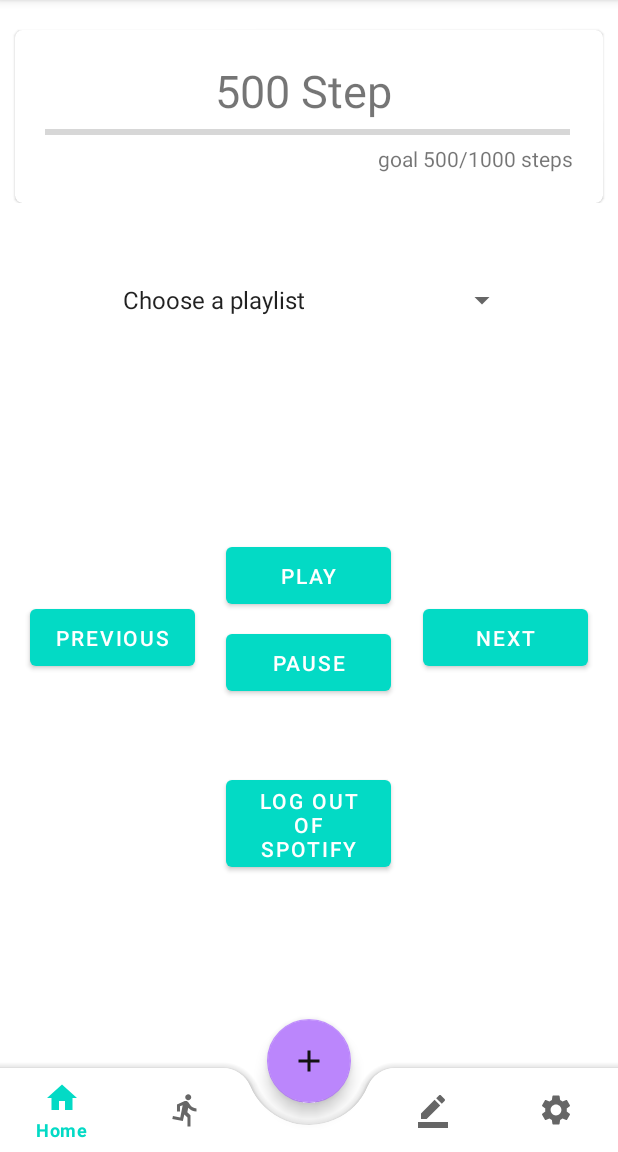
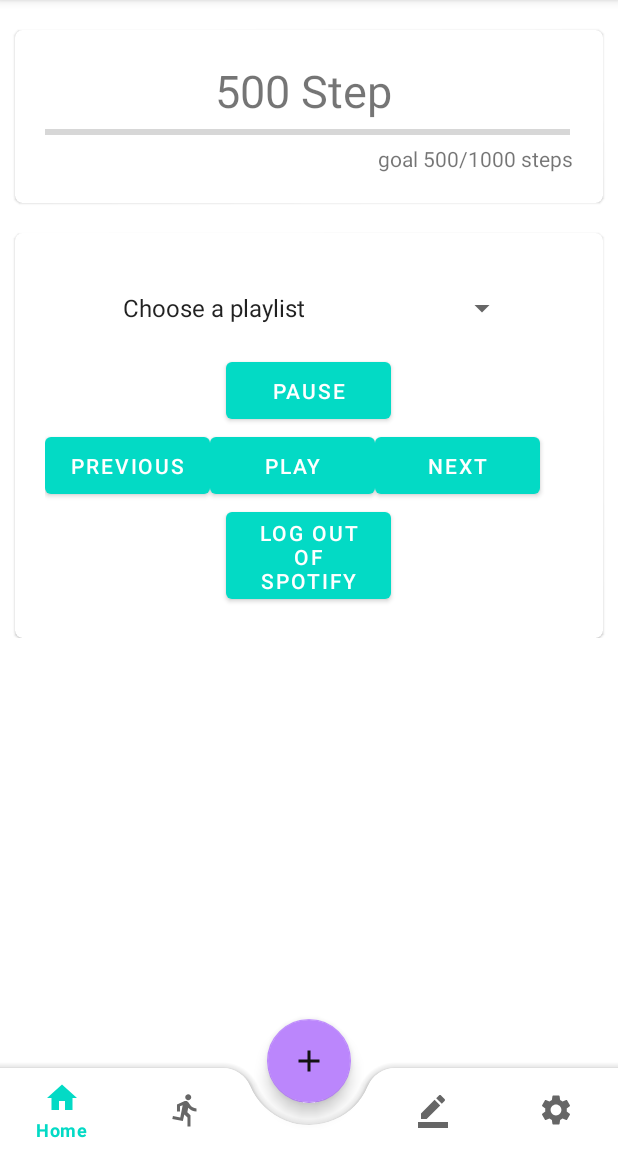
Before and after one commit to AlfredGuimaz/OneFitAll-android, an Android app: the MainActivity screen opened directly, with no data from a screen before it, on a phone screen of 412 x 824 dp, the part 84-1236 px from its top. Run offline under Robolectric (Android 15) with nearby library versions, the phone set to English and light mode, and no system bars; our stand-ins replace Volley; libraries missing offline, so code that uses them is left out: com.spotify.android, com.spotify.protocol; 1 statement that could not run was skipped.

Commit message:
Added spotify portion into a card and disabled the buttons because of crashes

```diff
--- a/app/src/main/res/layout/activity_main.xml
+++ b/app/src/main/res/layout/activity_main.xml
@@ -8,69 +8,18 @@
     tools:context=".MainActivity">
 
     <!--Main View Were content Goes -->
-
-    <com.google.android.material.textfield.TextInputLayout
-        android:layout_width="match_parent"
-        android:layout_height="wrap_content">
-
-    </com.google.android.material.textfield.TextInputLayout>
-
-    <Button
-        android:id="@+id/button5"
-        android:layout_width="110dp"
-        android:layout_height="50dp"
-        android:onClick="previousSong"
-        android:layout_marginLeft="20dp"
-        android:layout_marginTop="400dp"
-        android:text="Previous" />
-
-    <Button
-        android:id="@+id/button4"
-        android:layout_width="110dp"
-        android:layout_height="50dp"
-        android:onClick="pauseOrResumeSong"
-        android:layout_gravity="center"
-        android:layout_marginTop="115dp"
-        android:text="Pause" />
-
-    <Button
-        android:id="@+id/buttonLogout"
-        android:layout_width="110dp"
-        android:layout_height="70dp"
-        android:onClick="logout"
-        android:layout_gravity="center"
-        android:layout_marginTop="330dp"
-        android:text="Log Out of Spotify" />
-
-    <Button
-        android:id="@+id/button7"
-        android:layout_width="110dp"
-        android:layout_height="50dp"
-        android:onClick="play"
-        android:layout_gravity="center"
-        android:text="Play" />
-
-    <Button
-        android:id="@+id/button3"
-        android:layout_width="110dp"
-        android:layout_height="50dp"
-        android:layout_gravity="right"
-        android:onClick="skipSong"
-        android:layout_marginRight="20dp"
-        android:layout_marginTop="400dp"
-        android:text="Next" />
-
     <ScrollView
         android:id="@+id/scrollView2"
         android:layout_width="match_parent"
         android:layout_height="675dp"
         android:layout_marginBottom="25dp">
 
-        <!-- Start of Cards -->
+
         <LinearLayout
             android:layout_width="match_parent"
             android:layout_height="wrap_content"
             android:orientation="vertical">
+            <!-- Start of Cards -->
 
             <!-- Card for Step Counting-->
             <com.google.android.material.card.MaterialCardView
@@ -110,6 +59,92 @@
                 </LinearLayout>
             </com.google.android.material.card.MaterialCardView>
 
+            <!--            -->
+            <com.google.android.material.card.MaterialCardView
+                android:layout_width="match_parent"
+                android:layout_height="match_parent"
+                android:layout_marginLeft="10dp"
+                android:layout_marginTop="20dp"
+                android:layout_marginRight="10dp"
+                app:cardCornerRadius="5dp"
+                app:contentPadding="20dp">
+
+                <LinearLayout
+                    android:layout_width="match_parent"
+                    android:layout_height="match_parent"
+                    android:orientation="vertical">
+
+                    <com.google.android.material.textfield.TextInputLayout
+                        android:layout_width="match_parent"
+                        android:layout_height="wrap_content"/>
+
+                    <Spinner
+                        style="@style/Widget.MaterialComponents.TextInputLayout.OutlinedBox.ExposedDropdownMenu"
+                        android:id="@+id/spinner"
+                        android:padding="0dp"
+                        android:layout_width="wrap_content"
+                        android:layout_height="60dp"
+                        android:layout_gravity="center_horizontal"
+                        />
+
+                    <!-- Add to underneath button
+                            android:onClick="pauseOrResumeSong"
+                                  -->
+                    <Button
+                        android:id="@+id/button4"
+                        android:layout_width="110dp"
+                        android:layout_height="50dp"
+                        android:layout_gravity="center"
+
+                            android:text="Pause" />
+
+                    <LinearLayout
+                        android:layout_width="match_parent"
+                        android:layout_height="wrap_content"
+                        android:orientation="horizontal">
+
+                        <!-- Add to underneath button
+                            android:onClick="previousSong"
+                                  -->
+                        <Button
+                            android:id="@+id/button5"
+                            android:layout_width="110dp"
+                            android:layout_height="50dp"
+                            android:text="Previous" />
+
+
+                        <!-- Add to underneath button
+                            android:onClick="play"
+                                  -->
+                        <Button
+                            android:id="@+id/button7"
+                            android:layout_width="110dp"
+                            android:layout_height="50dp"
+                            android:text="Play" />
+                        <!-- Add to underneath button
+                            android:onClick="skipSong"
+                                  -->
+                        <Button
+                            android:id="@+id/button3"
+                            android:layout_width="110dp"
+                            android:layout_height="50dp"
+                            android:layout_gravity="center"
+                            android:layout_marginRight="20dp"
+                            android:text="Next" />
+                    </LinearLayout>
+
+                    <!-- Add to underneath button
+                    android:onClick="logout"
+                                  -->
+                    <Button
+                        android:id="@+id/buttonLogout"
+                        android:layout_width="110dp"
+                        android:layout_height="70dp"
+                        android:layout_gravity="center"
+                        android:text="Log Out of Spotify" />
+
+                </LinearLayout>
+            </com.google.android.material.card.MaterialCardView>
 
 
 
@@ -150,13 +185,6 @@
         android:src="@drawable/ic_add"
         app:layout_anchor="@id/bottomAppBar" />
 
-    <Spinner
-        style="@style/Widget.MaterialComponents.TextInputLayout.OutlinedBox.ExposedDropdownMenu"
-        android:id="@+id/spinner"
-        android:layout_width="wrap_content"
-        android:layout_height="60dp"
-        android:layout_gravity="center_horizontal"
-        android:layout_marginTop="170dp"/>
 
 
 </androidx.coordinatorlayout.widget.CoordinatorLayout>
```
Also changed, not shown: app/src/main/java/com/example/one_fit_all/MainActivity.java (+79 -79 lines).
